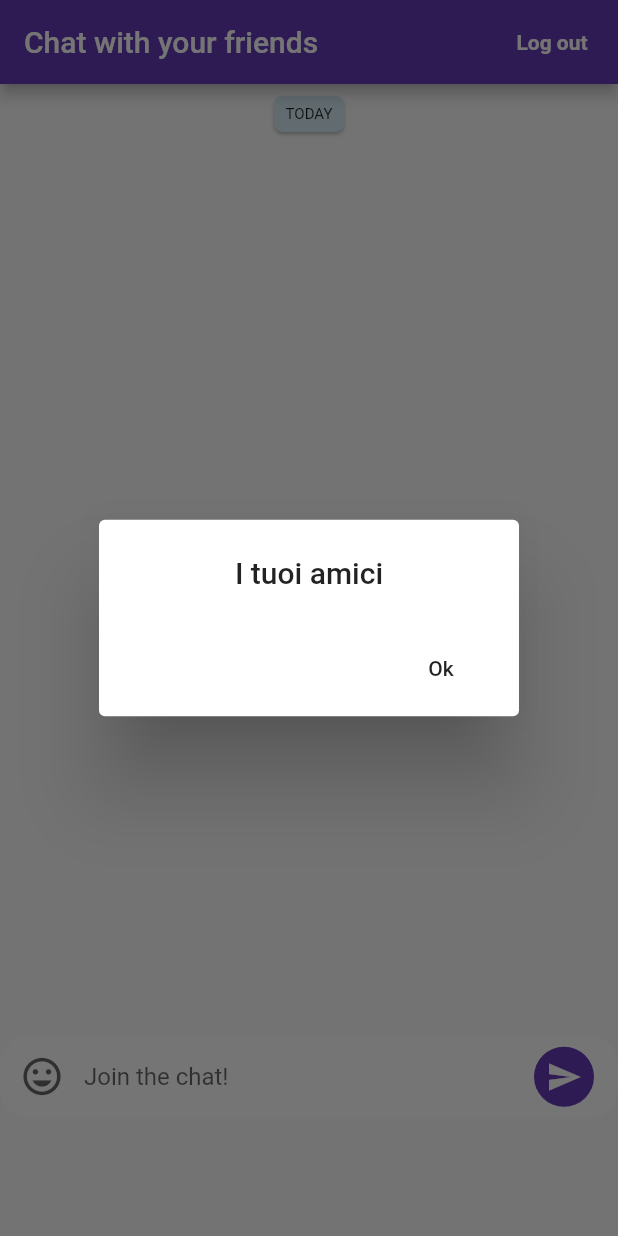
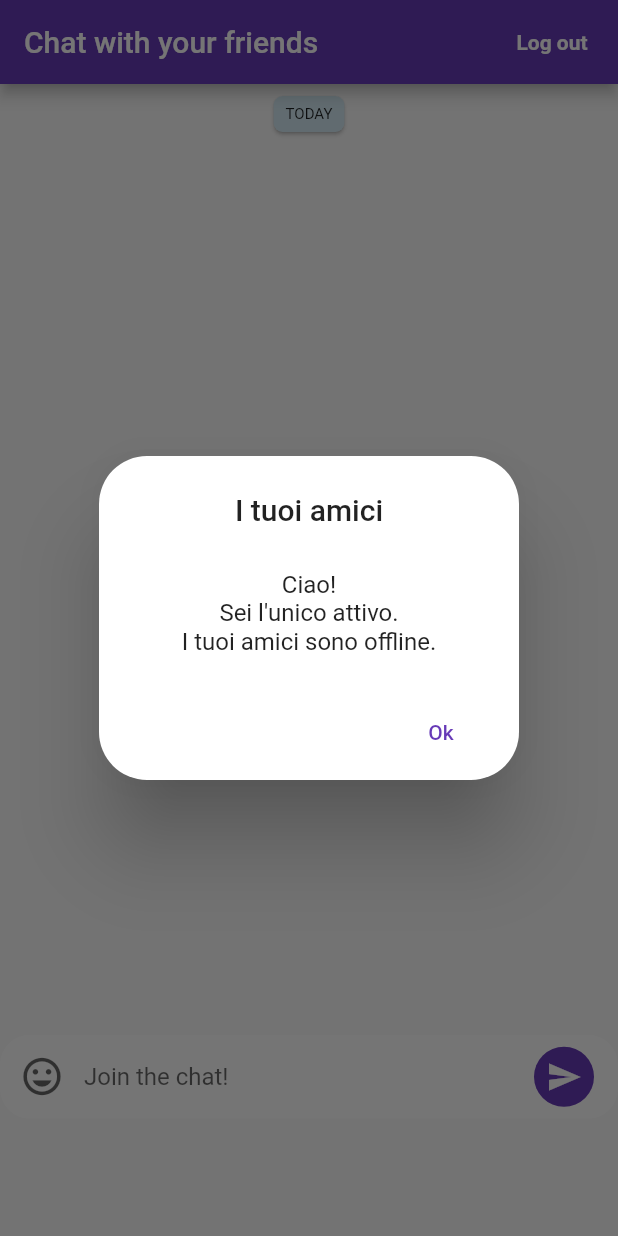
Before and after one commit to christinaav/chatroom, a Flutter app: the ChatPage screen opened directly, after a tap on the "send" icon, on a phone screen of 412 x 824 dp. Run offline on Flutter 3.47's test engine with Material 2 defaults, Android fonts, the phone set to English and light mode, and no system bars; drawn by our look-alikes of bubble; our stand-ins replace firebase_auth, google_sign_in; missing offline and left inert: undraw; accounts and stored records are empty.

Commit message:
popup added

```diff
--- a/client/lib/chat_page.dart
+++ b/client/lib/chat_page.dart
@@ -1,6 +1,10 @@
+import 'dart:core' as prefix0;
+import 'dart:core';
+
 import 'package:chatroom/first_screen.dart';
 import 'package:flutter/material.dart';
 import 'package:bubble/bubble.dart';
+import 'package:undraw/undraw.dart';
 import 'dart:io';
 import 'sign_in.dart';
 import 'first_screen.dart';
@@ -42,7 +46,7 @@ class _ChatPageState extends State<ChatPage> {
 
   connect() {
     if (!connected)
-      Socket.connect('192.168.43.203', 3000).then((Socket sock) {
+      Socket.connect('192.168.1.50', 3000).then((Socket sock) {
         socketino = sock;
         // print('mi sono connesso');
         socketino.write('$name:CONNECT');
@@ -86,13 +90,19 @@ class _ChatPageState extends State<ChatPage> {
         // return object of type Dialog
         return AlertDialog(
           title: new Text("Log out", textAlign: TextAlign.center),
-          content: new Text(
+          shape: RoundedRectangleBorder(
+              borderRadius: BorderRadius.all(Radius.circular(32.0))),
+          contentPadding: EdgeInsets.only(top: 10.0),
+          content: Text(
             "Hai effettuato il log out.",
             textAlign: TextAlign.center,
           ),
           actions: <Widget>[
-            new FlatButton(
-              child: new Text("Ok"),
+            FlatButton(
+              child: new Text(
+                "Ok",
+                style: TextStyle(color: Colors.deepPurple),
+              ),
               onPressed: () {
                 Navigator.of(context).push(
                   MaterialPageRoute(
@@ -221,23 +231,32 @@ class _ChatPageState extends State<ChatPage> {
   }
 
   String getMessage(String string) {
-    // print('Sto filtrando un messaggio: $string');
     String temp = '';
     for (int i = 0; i < string.length; i++) {
       if (string[i] == ':') {
         for (int j = i + 1; j < string.length; j++) {
           temp = temp + string[j];
-          // print('Sto creando il messaggio');
         }
         break;
       }
     }
-    // print(temp);
     return temp;
   }
 
   listUsers() {
-    for (String t in users) return Text(t);
+    print(users.length);
+    if (users.length == 0) {
+      print('nessuno on de line');
+      return Text(
+        "\nCiao!\nSei l'unico attivo. \nI tuoi amici sono offline.\n",
+        textAlign: TextAlign.center,
+      );
+    } else
+      for (String t in users)
+        return Text(
+          t,
+          textAlign: TextAlign.center,
+        );
   }
 
   showUsers() {
@@ -249,11 +268,14 @@ class _ChatPageState extends State<ChatPage> {
             'I tuoi amici',
             textAlign: TextAlign.center,
           ),
+          shape: RoundedRectangleBorder(
+              borderRadius: BorderRadius.all(Radius.circular(32.0))),
+          contentPadding: EdgeInsets.only(top: 10.0),
           content: listUsers(),
           actions: <Widget>[
             // usually buttons at the bottom of the dialog
             new FlatButton(
-              child: new Text("Ok"),
+              child: new Text("Ok", style: TextStyle(color: Colors.deepPurple)),
               onPressed: () {
                 Navigator.of(context).pop();
               },
```
Also changed, not shown: 1 other file.
